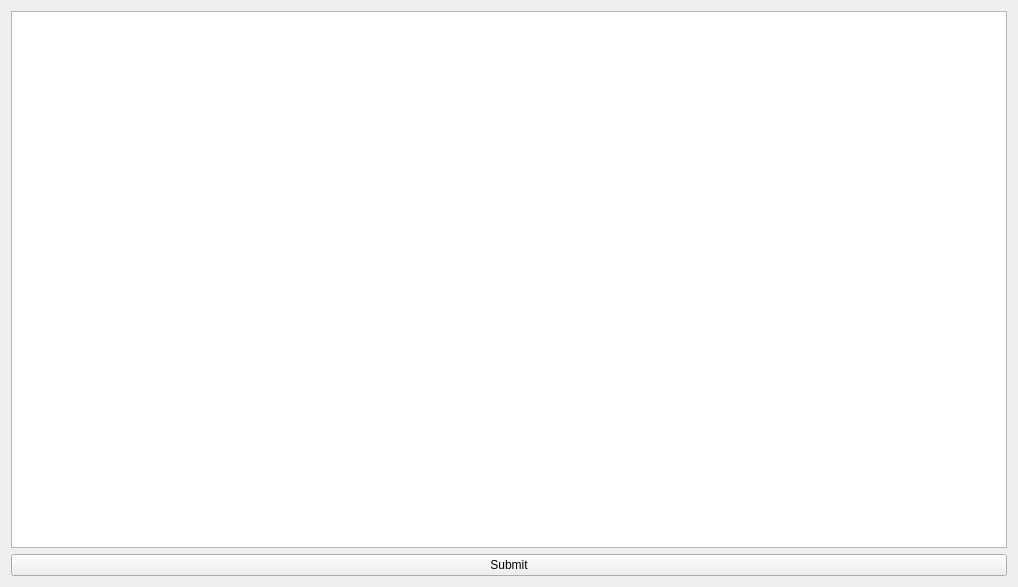
Before: the Qt Designer form src/app/ui/widget.ui in pgredys/human-vision-tape, drawn with Qt 5.
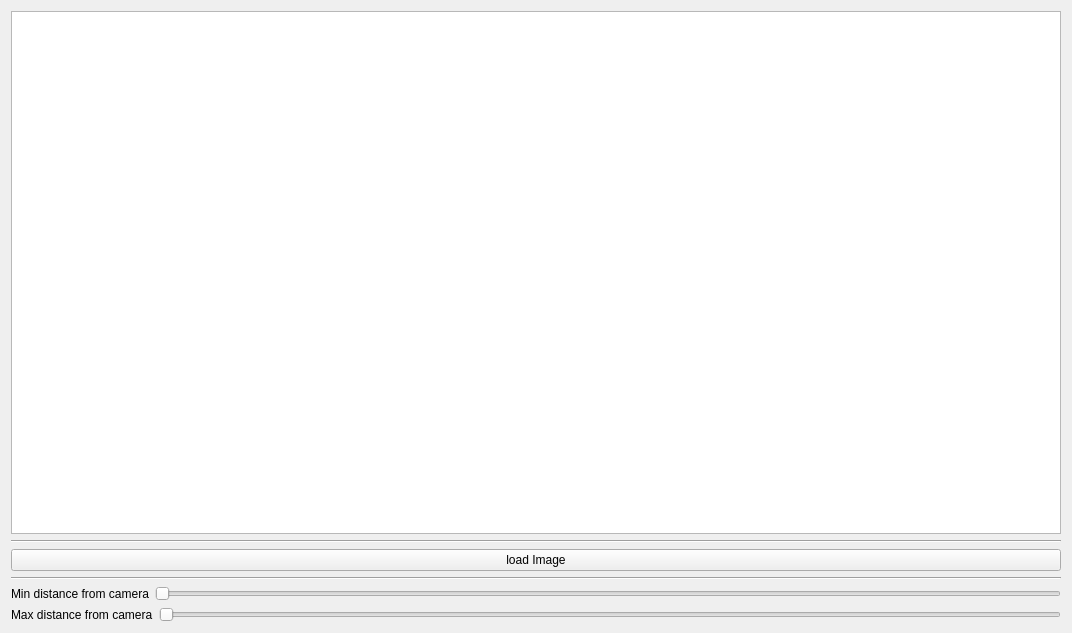
After: the same form once the commit is applied.

Commit message: GUI with sliders

What changed in the file:
```diff
--- a/src/app/ui/widget.ui
+++ b/src/app/ui/widget.ui
@@ -6,13 +6,15 @@
    <rect>
     <x>0</x>
     <y>0</y>
-    <width>1018</width>
-    <height>587</height>
+    <width>1072</width>
+    <height>633</height>
    </rect>
   </property>
   <property name="windowTitle">
    <string>Form</string>
   </property>
+  <layout class="QHBoxLayout" name="horizontalLayout_3">
+   <item>
   <layout class="QVBoxLayout" name="verticalLayout">
    <item>
     <widget class="QGraphicsView" name="graphicsView">
@@ -21,12 +23,64 @@
      </property>
     </widget>
    </item>
+     <item>
+      <widget class="Line" name="line">
+       <property name="orientation">
+        <enum>Qt::Horizontal</enum>
+       </property>
+      </widget>
+     </item>
    <item>
     <widget class="QPushButton" name="load_images_button">
      <property name="text">
-      <string>Submit</string>
-     </property>
-    </widget>
+        <string>load Image</string>
+       </property>
+      </widget>
+     </item>
+     <item>
+      <widget class="Line" name="line_2">
+       <property name="orientation">
+        <enum>Qt::Horizontal</enum>
+       </property>
+      </widget>
+     </item>
+     <item>
+      <layout class="QHBoxLayout" name="horizontalLayout_2">
+       <item>
+        <widget class="QLabel" name="label">
+         <property name="text">
+          <string>Min distance from camera</string>
+         </property>
+        </widget>
+       </item>
+       <item>
+        <widget class="QSlider" name="horizontalSlider">
+         <property name="orientation">
+          <enum>Qt::Horizontal</enum>
+         </property>
+        </widget>
+       </item>
+      </layout>
+     </item>
+     <item>
+      <layout class="QHBoxLayout" name="horizontalLayout">
+       <item>
+        <widget class="QLabel" name="label_2">
+         <property name="text">
+          <string>Max distance from camera</string>
+         </property>
+        </widget>
+       </item>
+       <item>
+        <widget class="QSlider" name="horizontalSlider_2">
+         <property name="orientation">
+          <enum>Qt::Horizontal</enum>
+         </property>
+        </widget>
+       </item>
+      </layout>
+     </item>
+    </layout>
    </item>
   </layout>
  </widget>
```
Lines whose indentation alone changed are shown as unchanged. The commit also changes 3 other files.
